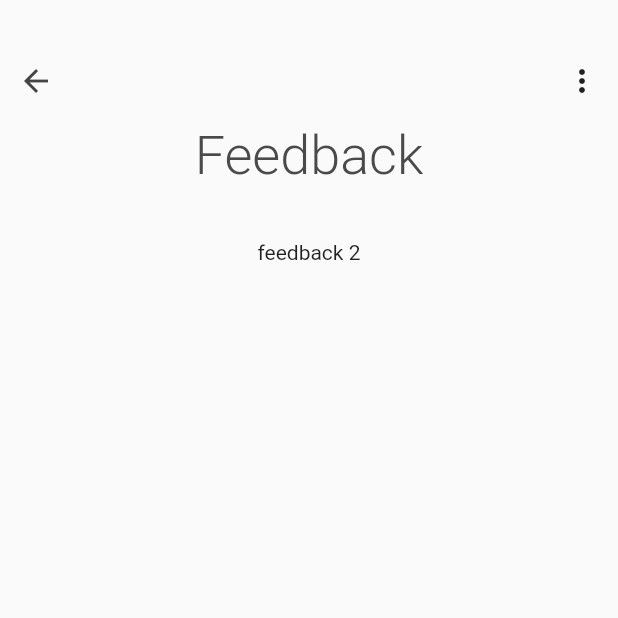
After one commit to JohnMurray/spoon-tracker, a Flutter app: the NavigablePage screen opened directly, on a phone screen of 412 x 824 dp, the top half of it. The commit adds this screen. Run offline on Flutter 3.47's test engine with Material 2 defaults, Android fonts, the phone set to English and light mode, and no system bars; our stand-ins replace flutter_redux, redux; missing offline and left inert: redux_logging.

Commit message:
Sub-Page Refactor
Pulling out some small bits for displaying the back-button and top-title
into it's own widget and doing some mindor cleanup for Feedback. HALP!,
and Legal Stuff.

```diff
--- a/lib/widget/feedback.dart
+++ b/lib/widget/feedback.dart
@@ -1,20 +1,17 @@
 import 'package:flutter/material.dart';
 
-import 'title.dart';
+import 'page.dart';
 
 class FeedbackPage extends StatelessWidget {
   FeedbackPage({Key key}): super(key: key);
 
   @override
   Widget build(BuildContext ctx) {
-    return Scaffold(
-      body: Column(
-        children: <Widget>[
-          AppHeaderMenu(renderBackButton: true),
-          AppHeaderTitle(title: 'Feedback'),
-          Text('feedback'),
-        ],
-      ),
+    return NavigablePage(
+      title: 'Feedback',
+      children: <Widget>[
+        Text('feedback 2')
+      ],
     );
   }
 }
--- /dev/null
+++ b/lib/widget/page.dart
@@ -0,0 +1,26 @@
+import 'package:flutter/material.dart';
+
+import 'title.dart';
+
+/// Renders a page with a back-button. It is assumed that the page is
+/// pushed onto the stack with Navigator as going back will pop this
+/// state to the previous page.
+class NavigablePage extends StatelessWidget {
+  final String title;
+  final List<Widget> children;
+
+  NavigablePage({Key key, this.children, this.title}): super(key: key);
+
+  Widget build(BuildContext ctx) {
+    var buildChildren = <Widget>[];
+    buildChildren
+      ..addAll(<Widget>[
+        AppHeaderMenu(renderBackButton: true),
+        AppHeaderTitle(title: title),
+      ])
+      ..addAll(children);
+    return Scaffold(
+      body: Column(children: buildChildren)
+    );
+  }
+}
```
Also changed, not shown: lib/widget/halp.dart (+6 -8 lines), lib/widget/legal_stuff.dart (+6 -9 lines).
